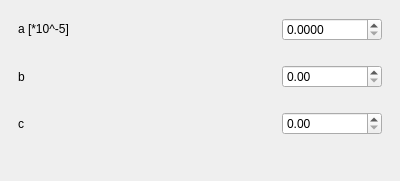
The window that RixsTool/ui/alignmentfilter.ui (kif/RixsTool) describes before a commit, drawn with Qt 5.
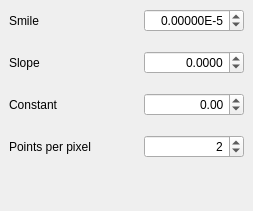
The same window after the commit.

Commit message: Small changes regarding Tool Alignment

```diff
--- a/RixsTool/ui/alignmentfilter.ui
+++ b/RixsTool/ui/alignmentfilter.ui
@@ -6,15 +6,45 @@
    <rect>
     <x>0</x>
     <y>0</y>
-    <width>400</width>
-    <height>181</height>
+    <width>253</width>
+    <height>211</height>
    </rect>
   </property>
+  <property name="sizePolicy">
+   <sizepolicy hsizetype="Minimum" vsizetype="MinimumExpanding">
+    <horstretch>0</horstretch>
+    <verstretch>0</verstretch>
+   </sizepolicy>
+  </property>
+  <property name="minimumSize">
+   <size>
+    <width>253</width>
+    <height>190</height>
+   </size>
+  </property>
+  <property name="maximumSize">
+   <size>
+    <width>253</width>
+    <height>524287</height>
+   </size>
+  </property>
   <property name="windowTitle">
    <string>DockWidget</string>
   </property>
   <widget class="QWidget" name="dockWidgetContents">
+   <property name="sizePolicy">
+    <sizepolicy hsizetype="Minimum" vsizetype="MinimumExpanding">
+     <horstretch>0</horstretch>
+     <verstretch>0</verstretch>
+    </sizepolicy>
+   </property>
    <layout class="QVBoxLayout" name="verticalLayout">
+    <property name="spacing">
+     <number>1</number>
+    </property>
+    <property name="margin">
+     <number>0</number>
+    </property>
     <item>
      <widget class="QWidget" name="aWidget" native="true">
       <layout class="QHBoxLayout" name="horizontalLayout_4">
@@ -30,10 +60,7 @@
           <enum>Qt::LeftToRight</enum>
          </property>
          <property name="text">
-          <string>a [*10^-5]</string>
-         </property>
-         <property name="textFormat">
-          <enum>Qt::RichText</enum>
+          <string>Smile</string>
          </property>
          <property name="alignment">
           <set>Qt::AlignLeading|Qt::AlignLeft|Qt::AlignVCenter</set>
@@ -46,11 +73,11 @@
           <enum>Qt::Horizontal</enum>
          </property>
          <property name="sizeType">
-          <enum>QSizePolicy::Preferred</enum>
+          <enum>QSizePolicy::Minimum</enum>
          </property>
          <property name="sizeHint" stdset="0">
           <size>
-           <width>200</width>
+           <width>30</width>
            <height>20</height>
           </size>
          </property>
@@ -64,8 +91,26 @@
            <height>0</height>
           </size>
          </property>
+         <property name="maximumSize">
+          <size>
+           <width>100</width>
+           <height>16777215</height>
+          </size>
+         </property>
+         <property name="alignment">
+          <set>Qt::AlignRight|Qt::AlignTrailing|Qt::AlignVCenter</set>
+         </property>
+         <property name="suffix">
+          <string>E-5</string>
+         </property>
          <property name="decimals">
-          <number>4</number>
+          <number>5</number>
+         </property>
+         <property name="minimum">
+          <double>-10.000000000000000</double>
+         </property>
+         <property name="maximum">
+          <double>10.000000000000000</double>
          </property>
          <property name="singleStep">
           <double>0.050000000000000</double>
@@ -81,7 +126,7 @@
        <item>
         <widget class="QLabel" name="bLabel">
          <property name="text">
-          <string>b</string>
+          <string>Slope</string>
          </property>
         </widget>
        </item>
@@ -91,11 +136,11 @@
           <enum>Qt::Horizontal</enum>
          </property>
          <property name="sizeType">
-          <enum>QSizePolicy::Preferred</enum>
+          <enum>QSizePolicy::Minimum</enum>
          </property>
          <property name="sizeHint" stdset="0">
           <size>
-           <width>200</width>
+           <width>30</width>
            <height>20</height>
           </size>
          </property>
@@ -109,8 +154,20 @@
            <height>0</height>
           </size>
          </property>
+         <property name="maximumSize">
+          <size>
+           <width>100</width>
+           <height>16777215</height>
+          </size>
+         </property>
+         <property name="alignment">
+          <set>Qt::AlignRight|Qt::AlignTrailing|Qt::AlignVCenter</set>
+         </property>
+         <property name="decimals">
+          <number>4</number>
+         </property>
          <property name="minimum">
-          <double>0.000000000000000</double>
+          <double>-99.000000000000000</double>
          </property>
          <property name="singleStep">
           <double>0.050000000000000</double>
@@ -126,7 +183,7 @@
        <item>
         <widget class="QLabel" name="cLabel">
          <property name="text">
-          <string>c</string>
+          <string>Constant</string>
          </property>
         </widget>
        </item>
@@ -136,11 +193,11 @@
           <enum>Qt::Horizontal</enum>
          </property>
          <property name="sizeType">
-          <enum>QSizePolicy::Preferred</enum>
+          <enum>QSizePolicy::Minimum</enum>
          </property>
          <property name="sizeHint" stdset="0">
           <size>
-           <width>200</width>
+           <width>30</width>
            <height>20</height>
           </size>
          </property>
@@ -154,6 +211,81 @@
            <height>0</height>
           </size>
          </property>
+         <property name="maximumSize">
+          <size>
+           <width>100</width>
+           <height>16777215</height>
+          </size>
+         </property>
+         <property name="alignment">
+          <set>Qt::AlignRight|Qt::AlignTrailing|Qt::AlignVCenter</set>
+         </property>
+         <property name="minimum">
+          <double>-2048.000000000000000</double>
+         </property>
+         <property name="maximum">
+          <double>2048.000000000000000</double>
+         </property>
+         <property name="singleStep">
+          <double>10.000000000000000</double>
+         </property>
+        </widget>
+       </item>
+      </layout>
+     </widget>
+    </item>
+    <item>
+     <widget class="QWidget" name="oversamplingCB" native="true">
+      <layout class="QHBoxLayout" name="horizontalLayout_2">
+       <item>
+        <widget class="QLabel" name="oversamplingLabel">
+         <property name="text">
+          <string>Points per pixel</string>
+         </property>
+        </widget>
+       </item>
+       <item>
+        <spacer name="oversamplingSpacer">
+         <property name="orientation">
+          <enum>Qt::Horizontal</enum>
+         </property>
+         <property name="sizeType">
+          <enum>QSizePolicy::Minimum</enum>
+         </property>
+         <property name="sizeHint" stdset="0">
+          <size>
+           <width>30</width>
+           <height>20</height>
+          </size>
+         </property>
+        </spacer>
+       </item>
+       <item>
+        <widget class="QSpinBox" name="spinBox">
+         <property name="minimumSize">
+          <size>
+           <width>100</width>
+           <height>0</height>
+          </size>
+         </property>
+         <property name="maximumSize">
+          <size>
+           <width>100</width>
+           <height>16777215</height>
+          </size>
+         </property>
+         <property name="alignment">
+          <set>Qt::AlignRight|Qt::AlignTrailing|Qt::AlignVCenter</set>
+         </property>
+         <property name="minimum">
+          <number>1</number>
+         </property>
+         <property name="maximum">
+          <number>10</number>
+         </property>
+         <property name="value">
+          <number>2</number>
+         </property>
         </widget>
        </item>
       </layout>
@@ -164,10 +296,13 @@
       <property name="orientation">
        <enum>Qt::Vertical</enum>
       </property>
+      <property name="sizeType">
+       <enum>QSizePolicy::Expanding</enum>
+      </property>
       <property name="sizeHint" stdset="0">
        <size>
         <width>20</width>
-        <height>0</height>
+        <height>1</height>
        </size>
       </property>
      </spacer>
```
Left out of the diff: 6 changed lines with no effect on the pictures. The commit also changes 4 other files.
